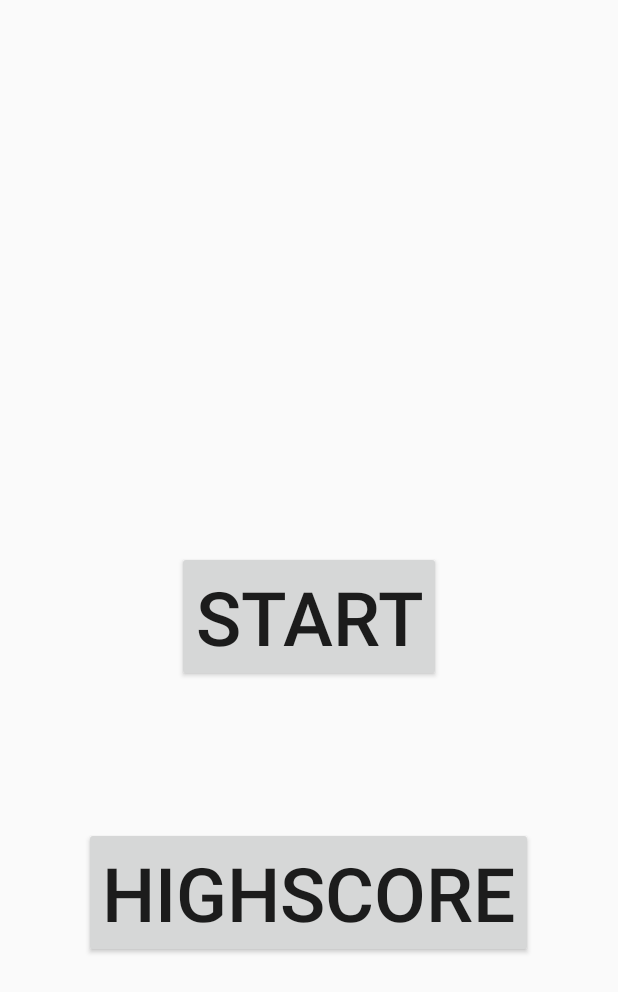
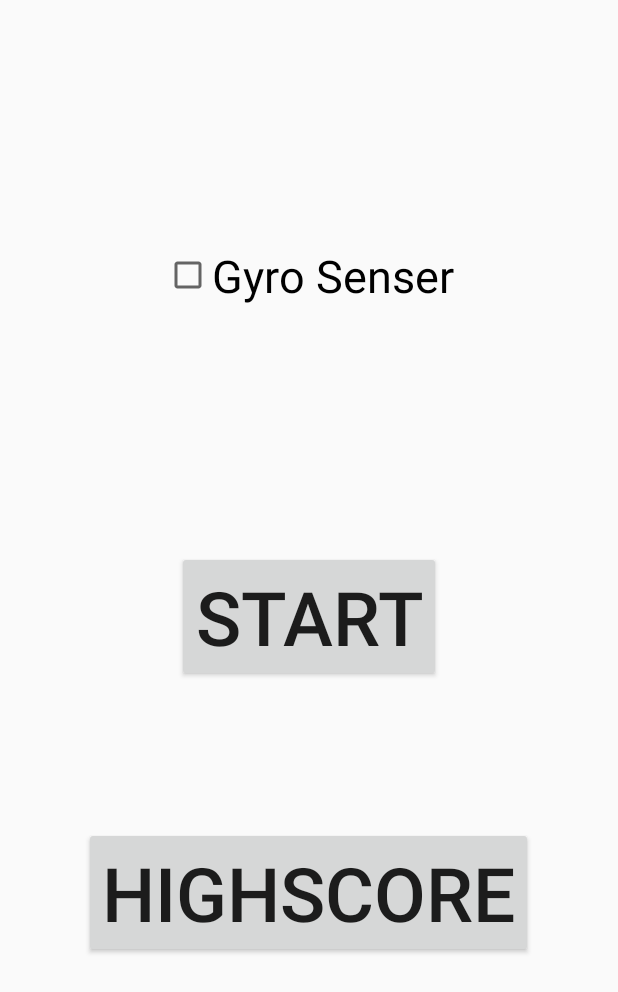
Before and after one commit to jysso3070/Strikers_Android2DGame, an Android app: the screen it shows after launch (TitleActivity), on a phone screen of 412 x 824 dp. Shown: the top 992 px of the screen. Run offline under Robolectric (Android 15) with nearby library versions, the phone set to English and light mode, and no system bars.

Commit message:
add gyro sensor checkbox

```diff
--- a/app/src/main/java/kr/kpu/game/Andgp2015184024/termproject/game/world/MainWorld.java
+++ b/app/src/main/java/kr/kpu/game/Andgp2015184024/termproject/game/world/MainWorld.java
@@ -120,6 +120,10 @@ public class MainWorld extends GameWorld {
         int highScore = prefs.getInt(PREF_KEY_HIGHSCORE, 0);
 //        highScoreObject.setScore(highScore);
 
+        SharedPreferences gyroPrefs = view.getContext().getSharedPreferences("gyroPrefs", Context.MODE_PRIVATE);
+        boolean gyroOn = gyroPrefs.getBoolean("gyroSensorOn", false);
+        myPlane.setGyro(gyroOn);
+
     }
 
     public void endGame() {
--- a/app/src/main/java/kr/kpu/game/Andgp2015184024/termproject/ui/activity/TitleActivity.java
+++ b/app/src/main/java/kr/kpu/game/Andgp2015184024/termproject/ui/activity/TitleActivity.java
@@ -1,22 +1,28 @@
 package kr.kpu.game.Andgp2015184024.termproject.ui.activity;
 
+import android.content.Context;
 import android.content.Intent;
+import android.content.SharedPreferences;
 import android.os.Bundle;
 import android.util.Log;
 import android.view.View;
+import android.widget.CheckBox;
 
 import androidx.appcompat.app.AppCompatActivity;
 
 import kr.kpu.game.Andgp2015184024.termproject.R;
 
 public class TitleActivity extends AppCompatActivity {
+    private static final String TAG = TitleActivity.class.getSimpleName();
+    private boolean gyroSenserOn = false;
+    private CheckBox gyroSenserCheckBox;
 
-    private static final String TAG = TitleActivity.class.getSimpleName();
 
     @Override
     protected void onCreate(Bundle savedInstanceState) {
         super.onCreate(savedInstanceState);
         setContentView(R.layout.activity_title);
+        gyroSenserCheckBox = (CheckBox)findViewById(R.id.gyroSensorCheck);
         Log.d(TAG, "onCreate()");
     }
 
@@ -31,6 +37,11 @@ public class TitleActivity extends AppCompatActivity {
 
     public void onBtnStart(View view) {
         Log.d(TAG, "onBtnStart()");
+        gyroSenserOn = gyroSenserCheckBox.isChecked();
+        SharedPreferences prefs = view.getContext().getSharedPreferences("gyroPrefs", Context.MODE_PRIVATE);
+        SharedPreferences.Editor editor = prefs.edit();
+        editor.putBoolean("gyroSensorOn", gyroSenserOn);
+        editor.commit();
         Intent intent = new Intent(this, MainActivity.class);
         startActivity(intent);
     }
--- a/app/src/main/res/layout/activity_title.xml
+++ b/app/src/main/res/layout/activity_title.xml
@@ -34,4 +34,15 @@
         app:layout_constraintTop_toTopOf="parent"
         app:layout_constraintVertical_bias="0.499" />
 
+    <CheckBox
+        android:id="@+id/gyroSensorCheck"
+        android:layout_width="wrap_content"
+        android:layout_height="wrap_content"
+        android:text="Gyro Senser"
+        android:textSize="30sp"
+        app:layout_constraintBottom_toTopOf="@+id/btnStart"
+        app:layout_constraintEnd_toEndOf="parent"
+        app:layout_constraintStart_toStartOf="parent"
+        app:layout_constraintTop_toTopOf="parent" />
+
 </androidx.constraintlayout.widget.ConstraintLayout>
```
Also changed, not shown: app/src/main/java/kr/kpu/game/Andgp2015184024/termproject/game/obj/MyPlane.java (+11 -1 lines).
